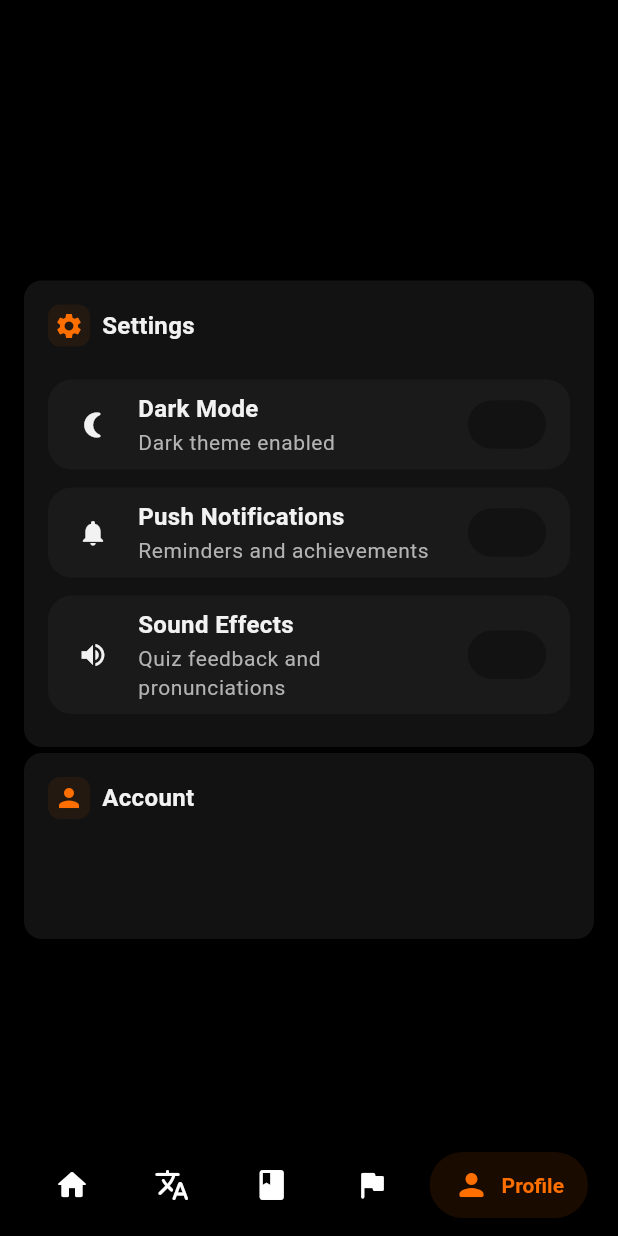
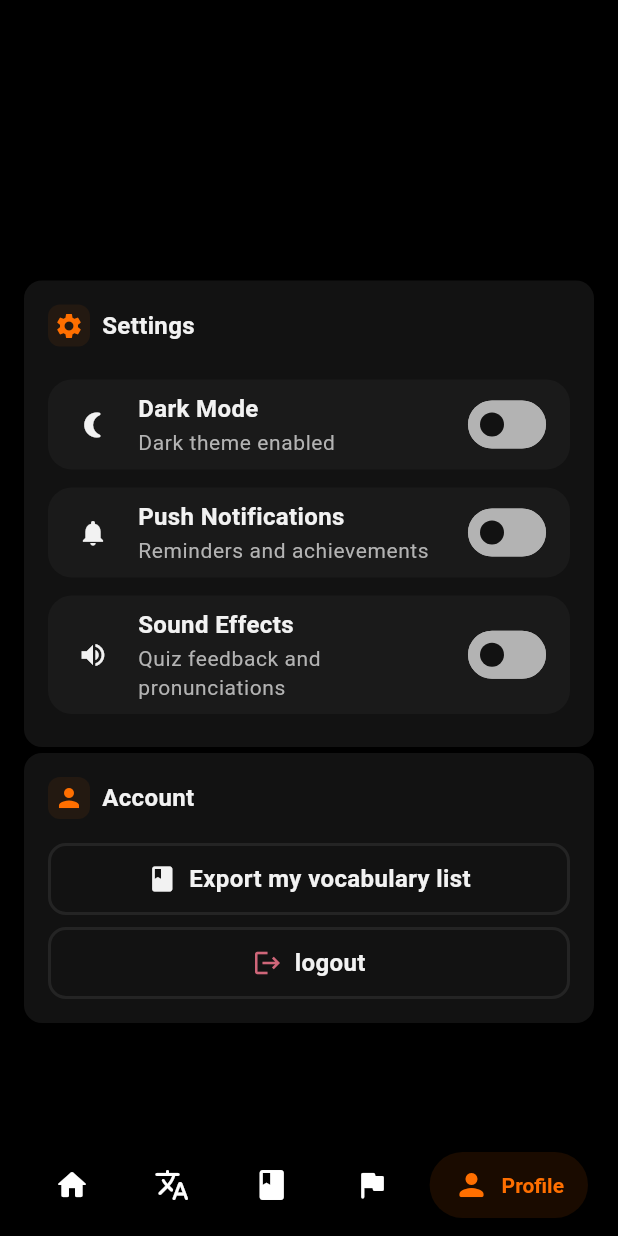
Before and after one commit to FouadCoder/Lingora, a Flutter app: the screen it shows after launch, item 5 of the bottom bar chosen, on a phone screen of 412 x 824 dp. Run offline on Flutter 3.47's test engine with Material 3 defaults, Android fonts, the phone set to English and light mode, and no system bars; drawn by our look-alikes of salomon_bottom_bar; our stand-ins replace another_flushbar, dio, easy_localization, flutter_bloc, flutter_vector_icons, go_router and 6 more; accounts and stored records are empty.

Commit message:
feat(ui): update custom button & add profile account widget

```diff
--- a/lib/core/app_constants.dart
+++ b/lib/core/app_constants.dart
@@ -3,7 +3,7 @@
 
 class AppDimens {
   // Spacing
-
+  static const double spacingS = 4;
   static const double spacingM = 8;
   static const double spacingL = 16;
 
--- a/lib/extensions/theme_data.dart
+++ b/lib/extensions/theme_data.dart
@@ -20,3 +20,16 @@
   double get shimmerRadiusBodyMedium => 10;
   double get shimmerRadiusBodySmall => 8;
 }
+
+extension BorderTheme on ThemeData {
+  // Border colors for dark/light backgrounds
+  Color get borderDark => brightness == Brightness.light
+      ? Color(0xFF2E2E2E) // light theme fallback
+      : Color(0xFF1A1A1A); // dark theme
+
+  Color get border =>
+      brightness == Brightness.light ? Color(0xFFCCCCCC) : Color(0xFF242424);
+
+  Color get borderLight =>
+      brightness == Brightness.light ? Color(0xFFE0E0E0) : Color(0xFF2E2E2E);
+}
--- a/lib/pages/profile.dart
+++ b/lib/pages/profile.dart
@@ -1,5 +1,7 @@
 import 'package:easy_localization/easy_localization.dart';
 import 'package:flutter/material.dart';
+import 'package:lingora/core/app_constants.dart';
+import 'package:lingora/extensions/theme_data.dart';
 import 'package:lingora/pages/translate_screen/widgets/translate_header.dart';
 import 'package:lingora/widgets/app_card.dart';
 import 'package:lingora/widgets/app_container.dart';
@@ -68,12 +70,27 @@
               children: [
                 TranslatHeader(icon: Icons.person, title: "account".tr()),
                 CustomButton(
-                    text: "",
+                    text: "export_data".tr(),
                     color: Colors.transparent,
-                    border: Border.all(
-                        color: Theme.of(context).colorScheme.outline, width: 2),
+                    border:
+                        Border.all(color: Theme.of(context).border, width: 2),
                     function: () {},
-                    borderRadius: 8,
+                    icon: Icons.book,
+                    borderRadius: 12,
+                    textColor: Theme.of(context).textTheme.bodyMedium?.color ??
+                        Colors.black),
+                SizedBox(
+                  height: AppDimens.spacingM,
+                ),
+                CustomButton(
+                    text: "logout".tr(),
+                    color: Colors.transparent,
+                    border:
+                        Border.all(color: Theme.of(context).border, width: 2),
+                    function: () {},
+                    icon: Icons.logout,
+                    iconColor: Theme.of(context).colorScheme.error,
+                    borderRadius: 12,
                     textColor: Theme.of(context).textTheme.bodyMedium?.color ??
                         Colors.black),
               ],
--- a/lib/pages/translate_screen/widgets/translation_input.dart
+++ b/lib/pages/translate_screen/widgets/translation_input.dart
@@ -2,6 +2,7 @@
 import 'package:easy_localization/easy_localization.dart';
 import 'package:flutter_bloc/flutter_bloc.dart';
 import 'package:lingora/cubit/cubit_app.dart';
+import 'package:lingora/extensions/theme_data.dart';
 import 'package:lingora/widgets/app_card.dart';
 import 'package:lingora/widgets/custom_button.dart';
 import 'package:lingora/widgets/textfield.dart';
@@ -96,6 +97,7 @@
                 onChange: (value) {
                   context.read<TranslateCubit>().updateInput(value);
                 },
+                borderColor: theme.border,
               ),
               const SizedBox(height: 12),
 
--- a/lib/theme/dark_theme.dart
+++ b/lib/theme/dark_theme.dart
@@ -18,7 +18,7 @@
     onPrimary: AppColors.bgLight,
     onSecondary: AppColors.text,
     onSurface: AppColors.bgLight,
-    outline: AppColors.bg,
+    outline: AppColors.textMuted,
     shadow: Colors.white24,
   ),
 
--- a/lib/widgets/custom_button.dart
+++ b/lib/widgets/custom_button.dart
@@ -5,14 +5,16 @@
   final String text;
   final Color color;
   final Color textColor;
+  final bool isLoading;
   final VoidCallback function;
   final double? width;
   final double? height;
   final double borderRadius;
   final Gradient? gradient;
   final Border? border;
-  final bool isLoading;
   final IconData? icon;
+  final Color? iconColor;
+  final Widget? loadingWidget;
 
   const CustomButton({
     super.key,
@@ -27,6 +29,8 @@
     this.border,
     this.width,
     this.icon,
+    this.iconColor,
+    this.loadingWidget,
   });
 
   @override
@@ -52,15 +56,30 @@
                     valueColor: AlwaysStoppedAnimation<Color>(textColor),
                   ),
                 )
-            : Text(
+              : Row(
+                  mainAxisAlignment: MainAxisAlignment.center,
+                  children: [
+                    if (icon != null)
+                      Icon(
+                        icon,
+                        size: AppDimens.iconM,
+                        color:
+                            iconColor ?? Theme.of(context).colorScheme.primary,
+                      ),
+                    SizedBox(
+                      width: AppDimens.spacingM,
+                    ),
+                    // button text
+                    Text(
                       text,
                       style: TextStyle(
                         color: textColor,
                         fontSize: AppButtonSizes.textSize(context),
                         fontWeight: FontWeight.w600,
                       ),
-              ),
-      ),
+                    )
+                  ],
+                )),
     );
   }
 }
```
Lines whose indentation alone changed are shown as unchanged.
